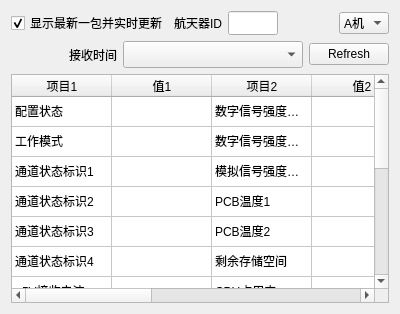
First picture: the form in ui/status.ui, repository ArtisticZhao/file_sender_to_GNURadio, before the edit.
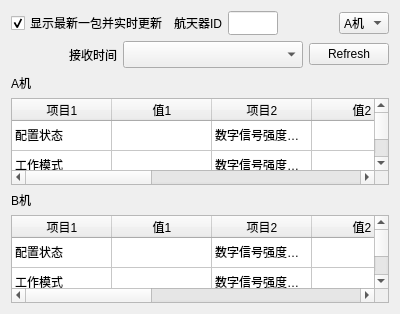
Second picture: the form after the edit.

Patch:
```diff
--- a/ui/status.ui
+++ b/ui/status.ui
@@ -128,6 +128,13 @@
      </item>
     </layout>
    </item>
+   <item>
+    <widget class="QLabel" name="label_3">
+     <property name="text">
+      <string>A机</string>
+     </property>
+    </widget>
+   </item>
    <item>
     <widget class="QTableWidget" name="tableWidget">
      <attribute name="horizontalHeaderVisible">
@@ -481,6 +488,425 @@
      <item row="11" column="0">
       <property name="text">
        <string>+3.3V电压</string>
+      </property>
+     </item>
+     <item row="11" column="2">
+      <property name="text">
+       <string>CAN最近一条指令</string>
+      </property>
+     </item>
+     <item row="11" column="4">
+      <property name="text">
+       <string>FTP接收成功包数</string>
+      </property>
+     </item>
+     <item row="11" column="6">
+      <property name="text">
+       <string>ARM运行时间</string>
+      </property>
+     </item>
+     <item row="12" column="0">
+      <property name="text">
+       <string>接收频偏1</string>
+      </property>
+     </item>
+     <item row="12" column="2">
+      <property name="text">
+       <string>CAN指令执行情况</string>
+      </property>
+     </item>
+     <item row="12" column="4">
+      <property name="text">
+       <string>FTP接收缺失包数</string>
+      </property>
+     </item>
+     <item row="12" column="6">
+      <property name="text">
+       <string>AVR运行时间</string>
+      </property>
+     </item>
+     <item row="13" column="0">
+      <property name="text">
+       <string>接收频偏2</string>
+      </property>
+     </item>
+     <item row="13" column="2">
+      <property name="text">
+       <string>RF发送包计数</string>
+      </property>
+     </item>
+     <item row="13" column="4">
+      <property name="text">
+       <string>目标CAN节点地址</string>
+      </property>
+     </item>
+     <item row="13" column="6">
+      <property name="text">
+       <string>保留</string>
+      </property>
+     </item>
+    </widget>
+   </item>
+   <item>
+    <widget class="QLabel" name="label_4">
+     <property name="text">
+      <string>B机</string>
+     </property>
+    </widget>
+   </item>
+   <item>
+    <widget class="QTableWidget" name="tableWidget_2">
+     <attribute name="horizontalHeaderVisible">
+      <bool>true</bool>
+     </attribute>
+     <attribute name="horizontalHeaderCascadingSectionResizes">
+      <bool>false</bool>
+     </attribute>
+     <attribute name="horizontalHeaderHighlightSections">
+      <bool>true</bool>
+     </attribute>
+     <attribute name="verticalHeaderVisible">
+      <bool>false</bool>
+     </attribute>
+     <attribute name="verticalHeaderCascadingSectionResizes">
+      <bool>false</bool>
+     </attribute>
+     <attribute name="verticalHeaderHighlightSections">
+      <bool>true</bool>
+     </attribute>
+     <row>
+      <property name="text">
+       <string>1</string>
+      </property>
+     </row>
+     <row>
+      <property name="text">
+       <string>2</string>
+      </property>
+     </row>
+     <row>
+      <property name="text">
+       <string>3</string>
+      </property>
+     </row>
+     <row>
+      <property name="text">
+       <string>4</string>
+      </property>
+     </row>
+     <row>
+      <property name="text">
+       <string>5</string>
+      </property>
+     </row>
+     <row>
+      <property name="text">
+       <string>6</string>
+      </property>
+     </row>
+     <row>
+      <property name="text">
+       <string>7</string>
+      </property>
+     </row>
+     <row>
+      <property name="text">
+       <string>8</string>
+      </property>
+     </row>
+     <row>
+      <property name="text">
+       <string>9</string>
+      </property>
+     </row>
+     <row>
+      <property name="text">
+       <string>10</string>
+      </property>
+     </row>
+     <row>
+      <property name="text">
+       <string>11</string>
+      </property>
+     </row>
+     <row>
+      <property name="text">
+       <string>12</string>
+      </property>
+     </row>
+     <row>
+      <property name="text">
+       <string>13</string>
+      </property>
+     </row>
+     <row>
+      <property name="text">
+       <string>14</string>
+      </property>
+     </row>
+     <column>
+      <property name="text">
+       <string>项目1</string>
+      </property>
+     </column>
+     <column>
+      <property name="text">
+       <string>值1</string>
+      </property>
+     </column>
+     <column>
+      <property name="text">
+       <string>项目2</string>
+      </property>
+     </column>
+     <column>
+      <property name="text">
+       <string>值2</string>
+      </property>
+     </column>
+     <column>
+      <property name="text">
+       <string>项目3</string>
+      </property>
+     </column>
+     <column>
+      <property name="text">
+       <string>值3</string>
+      </property>
+     </column>
+     <column>
+      <property name="text">
+       <string>项目4</string>
+      </property>
+     </column>
+     <column>
+      <property name="text">
+       <string>值4</string>
+      </property>
+     </column>
+     <item row="0" column="0">
+      <property name="text">
+       <string>配置状态</string>
+      </property>
+     </item>
+     <item row="0" column="2">
+      <property name="text">
+       <string>数字信号强度指示1</string>
+      </property>
+     </item>
+     <item row="0" column="4">
+      <property name="text">
+       <string>RF发送抛弃包计数</string>
+      </property>
+     </item>
+     <item row="0" column="6">
+      <property name="text">
+       <string>当前发送文件序号</string>
+      </property>
+     </item>
+     <item row="1" column="0">
+      <property name="text">
+       <string>工作模式</string>
+      </property>
+     </item>
+     <item row="1" column="2">
+      <property name="text">
+       <string>数字信号强度指示2</string>
+      </property>
+     </item>
+     <item row="1" column="4">
+      <property name="text">
+       <string>RF接收包计数</string>
+      </property>
+     </item>
+     <item row="1" column="6">
+      <property name="text">
+       <string>当前发送文件长度</string>
+      </property>
+     </item>
+     <item row="2" column="0">
+      <property name="text">
+       <string>通道状态标识1</string>
+      </property>
+     </item>
+     <item row="2" column="2">
+      <property name="text">
+       <string>模拟信号强度指示</string>
+      </property>
+     </item>
+     <item row="2" column="4">
+      <property name="text">
+       <string>RF接收错误包计数</string>
+      </property>
+     </item>
+     <item row="2" column="6">
+      <property name="text">
+       <string>当前发送文件校验值</string>
+      </property>
+     </item>
+     <item row="3" column="0">
+      <property name="text">
+       <string>通道状态标识2</string>
+      </property>
+     </item>
+     <item row="3" column="2">
+      <property name="text">
+       <string>PCB温度1</string>
+      </property>
+     </item>
+     <item row="3" column="4">
+      <property name="text">
+       <string>RF接收执行错误计数</string>
+      </property>
+     </item>
+     <item row="3" column="6">
+      <property name="text">
+       <string>FTP发送数据块大小</string>
+      </property>
+     </item>
+     <item row="4" column="0">
+      <property name="text">
+       <string>通道状态标识3</string>
+      </property>
+     </item>
+     <item row="4" column="2">
+      <property name="text">
+       <string>PCB温度2</string>
+      </property>
+     </item>
+     <item row="4" column="4">
+      <property name="text">
+       <string>RF接收纠错失败计数</string>
+      </property>
+     </item>
+     <item row="4" column="6">
+      <property name="text">
+       <string>FTP发送成功包数</string>
+      </property>
+     </item>
+     <item row="5" column="0">
+      <property name="text">
+       <string>通道状态标识4</string>
+      </property>
+     </item>
+     <item row="5" column="2">
+      <property name="text">
+       <string>剩余存储空间</string>
+      </property>
+     </item>
+     <item row="5" column="4">
+      <property name="text">
+       <string>RF最近一条指令</string>
+      </property>
+     </item>
+     <item row="5" column="6">
+      <property name="text">
+       <string>FTP发送缺失包数</string>
+      </property>
+     </item>
+     <item row="6" column="0">
+      <property name="text">
+       <string>+5V接收电流</string>
+      </property>
+     </item>
+     <item row="6" column="2">
+      <property name="text">
+       <string>CPU占用率</string>
+      </property>
+     </item>
+     <item row="6" column="4">
+      <property name="text">
+       <string>RF指令执行情况</string>
+      </property>
+     </item>
+     <item row="6" column="6">
+      <property name="text">
+       <string>读取数据包计数</string>
+      </property>
+     </item>
+     <item row="7" column="0">
+      <property name="text">
+       <string>+1V内核电压</string>
+      </property>
+     </item>
+     <item row="7" column="2">
+      <property name="text">
+       <string>CAN发送包计数</string>
+      </property>
+     </item>
+     <item row="7" column="4">
+      <property name="text">
+       <string>FTP当前接收文件序号</string>
+      </property>
+     </item>
+     <item row="7" column="6">
+      <property name="text">
+       <string>注入数据计数</string>
+      </property>
+     </item>
+     <item row="8" column="0">
+      <property name="text">
+       <string>+5V发射电流</string>
+      </property>
+     </item>
+     <item row="8" column="2">
+      <property name="text">
+       <string>CAN接收包计数</string>
+      </property>
+     </item>
+     <item row="8" column="4">
+      <property name="text">
+       <string>FTP当前接收文件长度</string>
+      </property>
+     </item>
+     <item row="8" column="6">
+      <property name="text">
+       <string>复位计数</string>
+      </property>
+     </item>
+     <item row="9" column="0">
+      <property name="text">
+       <string>+1.8V IO电压</string>
+      </property>
+     </item>
+     <item row="9" column="2">
+      <property name="text">
+       <string>CAN错误包计数</string>
+      </property>
+     </item>
+     <item row="9" column="4">
+      <property name="text">
+       <string>FTP当前接收文件校验值</string>
+      </property>
+     </item>
+     <item row="9" column="6">
+      <property name="text">
+       <string>复位标识</string>
+      </property>
+     </item>
+     <item row="10" column="0">
+      <property name="text">
+       <string>+3.3V电流</string>
+      </property>
+     </item>
+     <item row="10" column="2">
+      <property name="text">
+       <string>CAN执行错误计数</string>
+      </property>
+     </item>
+     <item row="10" column="4">
+      <property name="text">
+       <string>FTP接收数据块大小</string>
+      </property>
+     </item>
+     <item row="10" column="6">
+      <property name="text">
+       <string>系统状态标识</string>
+      </property>
+     </item>
+     <item row="11" column="0">
+      <property name="text">
+       <string>+1.5V DDR3电压</string>
       </property>
      </item>
      <item row="11" column="2">
```
